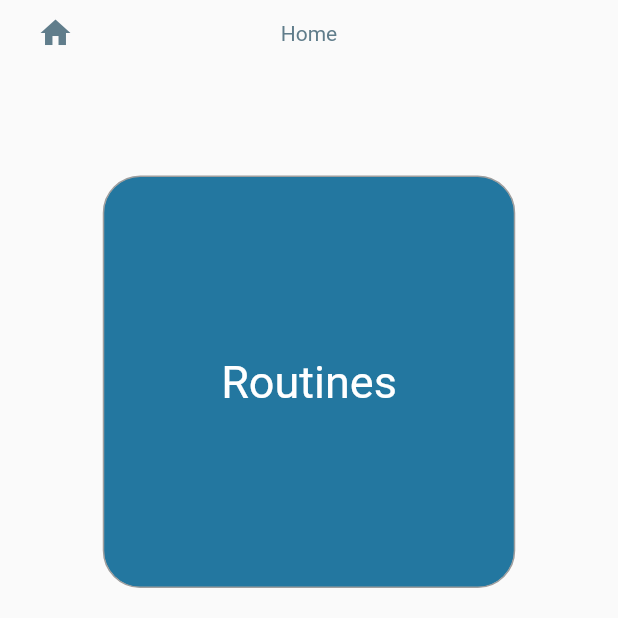
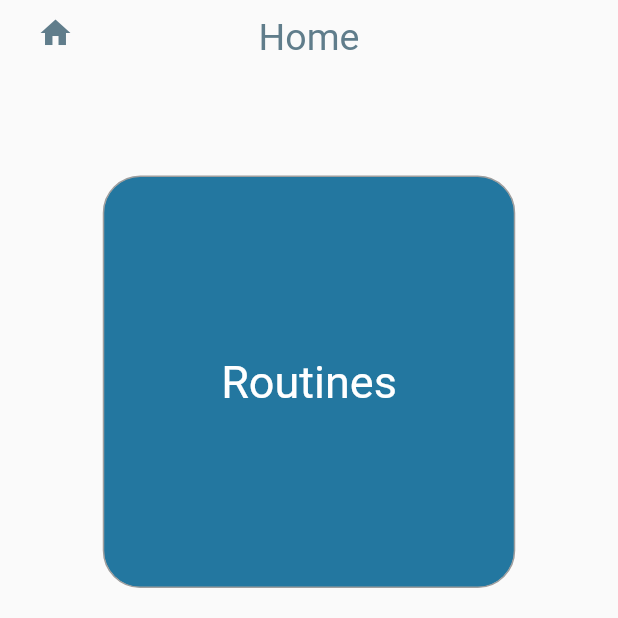
Before and after one commit to OluC94/workout-app-fe-flutter, a Flutter app: the screen it shows after launch, on a phone screen of 412 x 824 dp, the top half of it. Run offline on Flutter 3.47's test engine with Material 2 defaults, Android fonts, the phone set to English and light mode, and no system bars.

```diff
--- a/workout_app/lib/components/app_bar.dart
+++ b/workout_app/lib/components/app_bar.dart
@@ -22,7 +22,8 @@ class CustomAppBar extends StatelessWidget implements PreferredSizeWidget {
                 child: Center(
                   child: Text(
                     title,
-                    style: const TextStyle(color: Colors.blueGrey),
+                    style:
+                        const TextStyle(color: Colors.blueGrey, fontSize: 25),
                   ),
                 ),
               ),
--- a/workout_app/lib/screens/routines_main_screen.dart
+++ b/workout_app/lib/screens/routines_main_screen.dart
@@ -15,3 +15,5 @@ class _RoutinesScreenState extends State<RoutinesScreen> {
     );
   }
 }
+
+//
```
Also changed, not shown: workout_app/lib/screens/exercises_main_screen.dart (added, +19 -0 lines), workout_app/lib/screens/home_screen.dart (+14 -10 lines).
